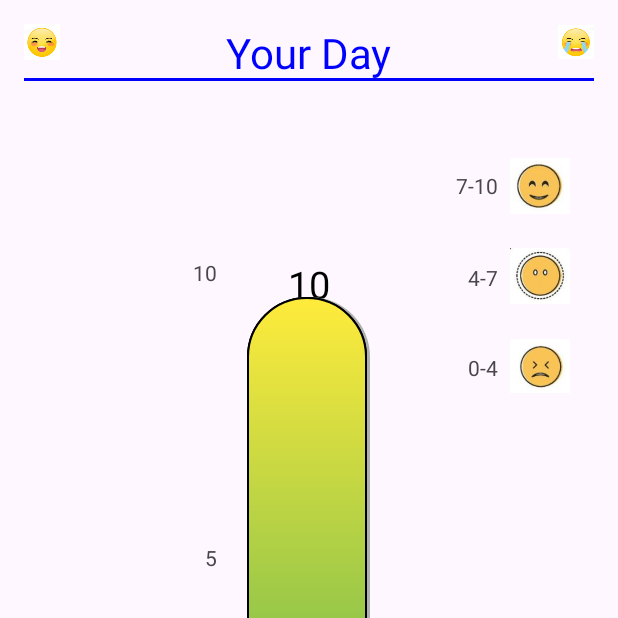
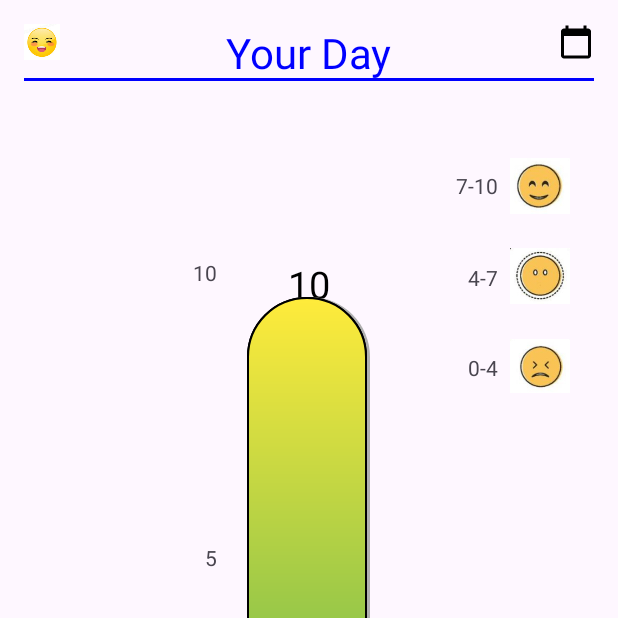
Before and after one commit to CS5520FeinbergFall2023/group-project-group-18, an Android app: the fragment AddMoodFragment placed in its activity, on a phone screen of 412 x 824 dp, the top half of it. Run offline under Robolectric (Android 15) with nearby library versions, the phone set to English and light mode, and no system bars.

Commit message:
support calender switch

```diff
--- a/app/src/main/java/edu/northeastern/finalproject/MainActivity.java
+++ b/app/src/main/java/edu/northeastern/finalproject/MainActivity.java
@@ -2,12 +2,12 @@ package edu.northeastern.finalproject;
 
 import android.os.Bundle;
 import androidx.appcompat.app.AppCompatActivity;
-import androidx.fragment.app.Fragment;
 import androidx.fragment.app.FragmentManager;
 import androidx.fragment.app.FragmentTransaction;
 
 
 import edu.northeastern.finalproject.databinding.ActivityMainBinding;
+import edu.northeastern.finalproject.MoodFragment.AddMoodFragment;
 
 public class MainActivity extends AppCompatActivity {
 
@@ -29,7 +29,7 @@ public class MainActivity extends AppCompatActivity {
 
 
             if(item.getItemId() == R.id.mood) {
-                transaction.replace(R.id.fragment_container, new MoodFragment());
+                transaction.replace(R.id.fragment_container, new AddMoodFragment());
             } else if (item.getItemId() == R.id.record) {
                 // Replace with RecordFragment
                 // transaction.replace(R.id.fragment_container, new RecordFragment());
--- a/app/src/main/java/edu/northeastern/finalproject/MoodFragment.java
+++ b/app/src/main/java/edu/northeastern/finalproject/MoodFragment/AddMoodFragment.java
@@ -1,10 +1,15 @@
-package edu.northeastern.finalproject;
+package edu.northeastern.finalproject.MoodFragment;
 
 import android.app.AlertDialog;
+import android.app.Dialog;
 import android.content.Context;
 import android.content.DialogInterface;
 import android.content.SharedPreferences;
-import android.graphics.PorterDuff;
+import android.graphics.Color;
+import android.graphics.drawable.ColorDrawable;
+import android.view.Gravity;
+import android.view.Window;
+import android.widget.LinearLayout;
 import android.widget.TextView;
 import android.widget.Toast;
 import java.text.SimpleDateFormat;
@@ -12,6 +17,9 @@ import java.util.Calendar;
 import java.util.Locale;
 import android.os.Bundle;
 import androidx.fragment.app.Fragment;
+import androidx.fragment.app.FragmentManager;
+import androidx.fragment.app.FragmentTransaction;
+
 import android.view.LayoutInflater;
 import android.view.View;
 import android.view.ViewGroup;
@@ -19,20 +27,23 @@ import android.widget.ImageView;
 import android.widget.SeekBar;
 import java.text.DateFormatSymbols;
 
+import edu.northeastern.finalproject.R;
 
-public class MoodFragment extends Fragment {
+
+public class AddMoodFragment extends Fragment {
 
     private SeekBar moodSeekBar;
     private ImageView moodImageGood, moodImageAverage, moodImageBad;
+    private ImageView sideBar;
 
     private TextView moodValueText;
 
-    public MoodFragment() {
+    public AddMoodFragment() {
         // Required empty public constructor
     }
 
-    public static MoodFragment newInstance() {
-        return new MoodFragment();
+    public static AddMoodFragment newInstance() {
+        return new AddMoodFragment();
     }
 
     @Override
@@ -82,8 +93,55 @@ public class MoodFragment extends Fragment {
 
         });
 
+        sideBar = view.findViewById(R.id.ic_calender);
+        sideBar.setOnClickListener(new View.OnClickListener() {
+            @Override
+            public void onClick(View v) {
+                showDialog();
+            }
+        });
+
         return view;
     }
+
+    private void showDialog() {
+        final Dialog dialog = new Dialog(getActivity());
+        dialog.requestWindowFeature(Window.FEATURE_NO_TITLE);
+        dialog.setContentView(R.layout.dialog_sidebar);
+
+        LinearLayout weekLayout = dialog.findViewById(R.id.layoutWeek);
+        LinearLayout monthLayout = dialog.findViewById(R.id.layoutMonth);
+
+        weekLayout.setOnClickListener(new View.OnClickListener() {
+            @Override
+            public void onClick(View v) {
+                FragmentManager fragmentManager = getParentFragmentManager();
+                FragmentTransaction transaction = fragmentManager.beginTransaction();
+                transaction.replace(R.id.fragment_container, new WeekMoodFragment());
+                transaction.commit();
+                dialog.dismiss();
+            }
+        });
+
+       monthLayout.setOnClickListener(new View.OnClickListener() {
+            @Override
+            public void onClick(View v) {
+                FragmentManager fragmentManager = getParentFragmentManager();
+                FragmentTransaction transaction = fragmentManager.beginTransaction();
+                transaction.replace(R.id.fragment_container, new MonthMoodFragment());
+                transaction.commit();
+                dialog.dismiss();
+            }
+        });
+
+       dialog.show();
+       dialog.getWindow().setLayout(ViewGroup.LayoutParams.WRAP_CONTENT,ViewGroup.LayoutParams.MATCH_PARENT);
+       dialog.getWindow().setBackgroundDrawable(new ColorDrawable(Color.TRANSPARENT));
+       dialog.getWindow().getAttributes().windowAnimations = R.style.DialoAnimation;
+       dialog.getWindow().setGravity(Gravity.END);
+
+    }
+
     private void saveMoodValue(int moodValue) {
 
         Calendar calendar = Calendar.getInstance();
@@ -113,5 +171,4 @@ public class MoodFragment extends Fragment {
         Toast.makeText(getContext(), message, Toast.LENGTH_LONG).show();
     }
 
-
 }
--- /dev/null
+++ b/app/src/main/res/anim/slide_in_bottom.xml
@@ -0,0 +1,9 @@
+<?xml version="1.0" encoding="utf-8"?>
+<set xmlns:android="http://schemas.android.com/apk/res/android">
+    <translate
+        android:duration="@android:integer/config_mediumAnimTime"
+        android:fromXDelta="100%p"
+        android:toXDelta="0"
+        />
+
+</set>
--- /dev/null
+++ b/app/src/main/res/anim/slide_out_bottom.xml
@@ -0,0 +1,9 @@
+<?xml version="1.0" encoding="utf-8"?>
+<set xmlns:android="http://schemas.android.com/apk/res/android">
+
+    <translate
+        android:duration="@android:integer/config_mediumAnimTime"
+        android:fromXDelta="0"
+        android:toXDelta="100%p"
+        />
+</set>
--- /dev/null
+++ b/app/src/main/res/drawable/ic_calender_24.xml
@@ -0,0 +1,5 @@
+<vector android:height="24dp" android:tint="#000000"
+    android:viewportHeight="24" android:viewportWidth="24"
+    android:width="24dp" xmlns:android="http://schemas.android.com/apk/res/android">
+    <path android:fillColor="@android:color/white" android:pathData="M20,3h-1L19,1h-2v2L7,3L7,1L5,1v2L4,3c-1.1,0 -2,0.9 -2,2v16c0,1.1 0.9,2 2,2h16c1.1,0 2,-0.9 2,-2L22,5c0,-1.1 -0.9,-2 -2,-2zM20,21L4,21L4,8h16v13z"/>
+</vector>
--- /dev/null
+++ b/app/src/main/res/drawable/ic_mood_month_24.xml
@@ -0,0 +1,5 @@
+<vector android:height="24dp" android:tint="#000000"
+    android:viewportHeight="24" android:viewportWidth="24"
+    android:width="24dp" xmlns:android="http://schemas.android.com/apk/res/android">
+    <path android:fillColor="@android:color/white" android:pathData="M19,4h-1V2h-2v2H8V2H6v2H5C3.89,4 3.01,4.9 3.01,6L3,20c0,1.1 0.89,2 2,2h14c1.1,0 2,-0.9 2,-2V6C21,4.9 20.1,4 19,4zM19,20H5V10h14V20zM9,14H7v-2h2V14zM13,14h-2v-2h2V14zM17,14h-2v-2h2V14zM9,18H7v-2h2V18zM13,18h-2v-2h2V18zM17,18h-2v-2h2V18z"/>
+</vector>
--- /dev/null
+++ b/app/src/main/res/drawable/ic_mood_week_24.xml
@@ -0,0 +1,5 @@
+<vector android:autoMirrored="true" android:height="24dp"
+    android:tint="#000000" android:viewportHeight="24"
+    android:viewportWidth="24" android:width="24dp" xmlns:android="http://schemas.android.com/apk/res/android">
+    <path android:fillColor="@android:color/white" android:pathData="M20,7h-4V5c0,-0.55 -0.22,-1.05 -0.59,-1.41C15.05,3.22 14.55,3 14,3h-4C8.9,3 8,3.9 8,5v2H4C2.9,7 2,7.9 2,9v11c0,1.1 0.9,2 2,2h16c1.1,0 2,-0.9 2,-2V9C22,7.9 21.1,7 20,7zM10,5h4v2h-4V5zM11,18.5l-1,-1l3,-3l-3,-3l1,-1l4,4L11,18.5z"/>
+</vector>
--- a/app/src/main/res/layout/fragment_mood.xml
+++ b/app/src/main/res/layout/fragment_mood.xml
@@ -20,10 +20,10 @@
         android:layout_alignParentStart="true"/>
 
     <ImageView
-        android:id="@+id/ic_status_wifi"
+        android:id="@+id/ic_calender"
         android:layout_width="24dp"
         android:layout_height="24dp"
-        android:src="@drawable/ic_status_wifi"
+        android:src="@drawable/ic_calender_24"
         android:layout_alignParentTop="true"
         android:layout_alignParentEnd="true"/>
 
@@ -37,6 +37,7 @@
         android:textColor="#0000FF"
         android:layout_alignParentTop="true"
         android:layout_centerHorizontal="true"/>
+
     <TextView
         android:id="@+id/moodValueText"
         android:layout_width="wrap_content"
--- a/app/src/main/res/values/themes.xml
+++ b/app/src/main/res/values/themes.xml
@@ -6,4 +6,8 @@
     </style>
 
     <style name="Theme.FinalProject" parent="Base.Theme.FinalProject" />
+    <style name="DialoAnimation">
+        <item name="android:windowEnterAnimation">@anim/slide_in_bottom</item>
+        <item name="android:windowExitAnimation">@anim/slide_out_bottom</item>
+    </style>
 </resources>
```
Also changed, not shown: app/src/main/java/edu/northeastern/finalproject/MoodFragment/MonthMoodFragment.java (added, +66 -0 lines), app/src/main/java/edu/northeastern/finalproject/MoodFragment/WeekMoodFragment.java (added, +66 -0 lines), app/src/main/res/drawable/dialog_bg.xml (added, +14 -0 lines), app/src/main/res/layout/dialog_sidebar.xml (added, +58 -0 lines), app/src/main/res/layout/fragment_mood_month.xml (added, +26 -0 lines), app/src/main/res/layout/fragment_mood_week.xml (added, +26 -0 lines).
